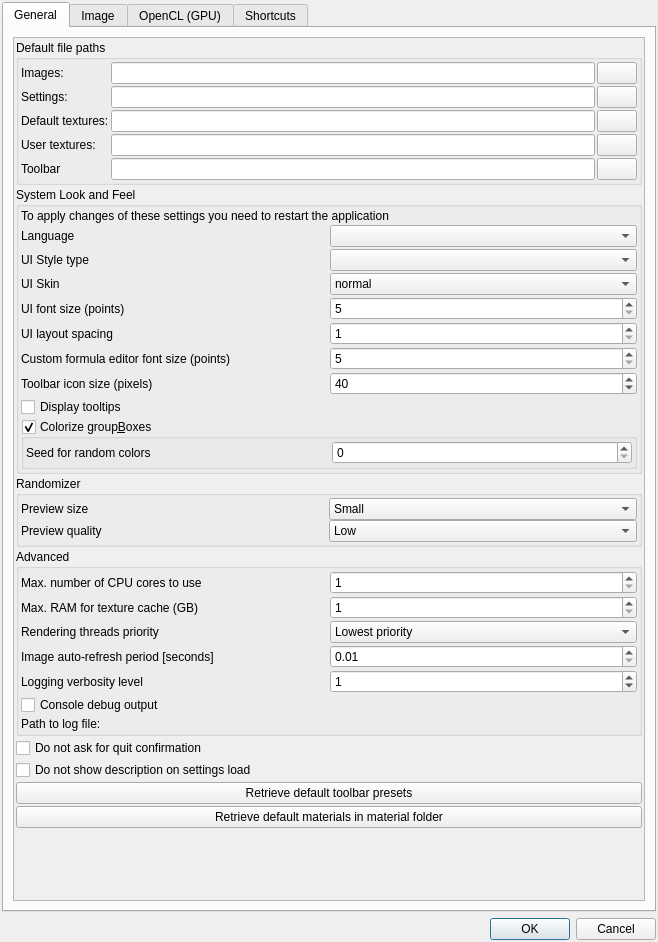
Before: the Qt Designer form mandelbulber2/qt/preferences_dialog.ui in buddhi1980/mandelbulber2, drawn with Qt 5.
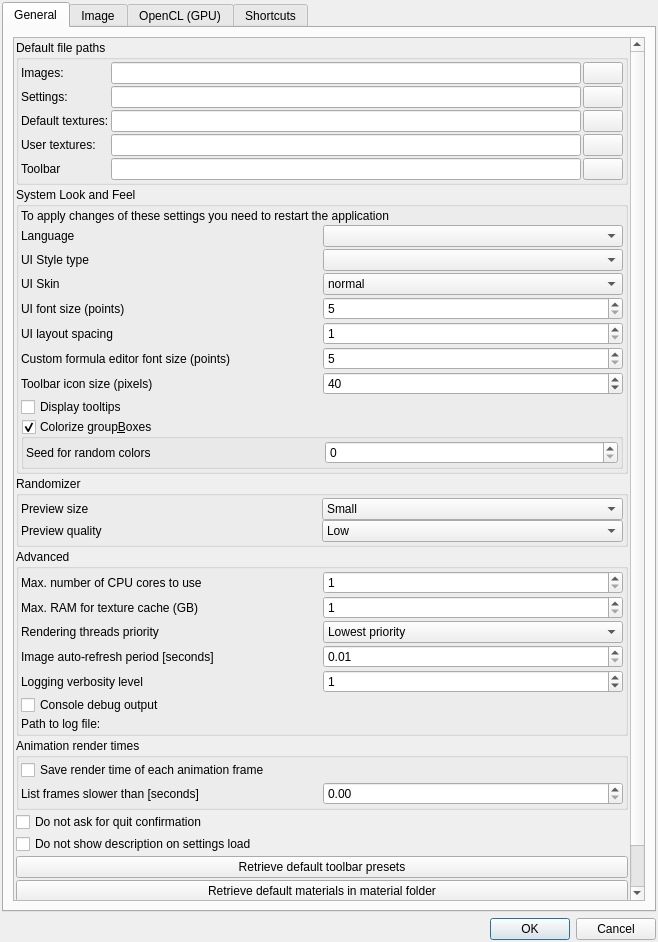
After: the same form once the commit is applied. Icons and pictures are not drawn. Custom widgets are drawn as their Qt base class.

Commit message:
feat: optional per-frame render time statistics for animations (#656)
New preference 'anim_save_render_times' (Preferences > General, off by
default) times every rendered keyframe/flight frame, appends the times to
render_times.csv in the animation folder and logs min/mean/max at the end.
'anim_render_time_threshold' (0 = off) lists the frames slower than the
threshold. Frames skipped as already rendered are not timed.

Diff of the .ui file:
```diff
--- a/mandelbulber2/qt/preferences_dialog.ui
+++ b/mandelbulber2/qt/preferences_dialog.ui
@@ -806,6 +806,60 @@
              </layout>
             </widget>
            </item>
+           <item>
+            <widget class="QGroupBox" name="groupBox_animation_render_times">
+             <property name="title">
+              <string>Animation render times</string>
+             </property>
+             <layout class="QGridLayout" name="gridLayout_animation_render_times">
+              <property name="leftMargin">
+               <number>2</number>
+              </property>
+              <property name="topMargin">
+               <number>2</number>
+              </property>
+              <property name="rightMargin">
+               <number>2</number>
+              </property>
+              <property name="bottomMargin">
+               <number>2</number>
+              </property>
+              <property name="spacing">
+               <number>2</number>
+              </property>
+              <item row="0" column="0" colspan="2">
+               <widget class="MyCheckBox" name="checkBox_anim_save_render_times">
+                <property name="toolTip">
+                 <string>&lt;p&gt;Measures the render time of every frame of keyframe and flight animations. The times are appended to the file &lt;b&gt;render_times.csv&lt;/b&gt; in the animation output folder (keyframe animation: frame, keyframe, subframe, seconds; flight animation: frame, seconds) and the minimum, mean and maximum time is written to the log when the animation ends.&lt;/p&gt;&lt;p&gt;Frames skipped because they are already rendered are not timed. With NetRender only the frames rendered by the server are timed.&lt;/p&gt;</string>
+                </property>
+                <property name="text">
+                 <string>Save render time of each animation frame</string>
+                </property>
+               </widget>
+              </item>
+              <item row="1" column="0">
+               <widget class="QLabel" name="label_anim_render_time_threshold">
+                <property name="text">
+                 <string>List frames slower than [seconds]</string>
+                </property>
+               </widget>
+              </item>
+              <item row="1" column="1">
+               <widget class="MyDoubleSpinBox" name="spinbox_anim_render_time_threshold">
+                <property name="toolTip">
+                 <string>&lt;p&gt;When render times are saved, the frames which took longer than this number of seconds are listed in the log at the end of the animation. 0 disables the list.&lt;/p&gt;</string>
+                </property>
+                <property name="decimals">
+                 <number>2</number>
+                </property>
+                <property name="maximum">
+                 <double>1000000.000000000000000</double>
+                </property>
+               </widget>
+              </item>
+             </layout>
+            </widget>
+           </item>
            <item>
             <widget class="MyCheckBox" name="checkBox_quit_do_not_ask_again">
              <property name="toolTip">
```
Left out of the diff: 2 changed lines with no effect on the pictures. The commit also changes 5 other files.
